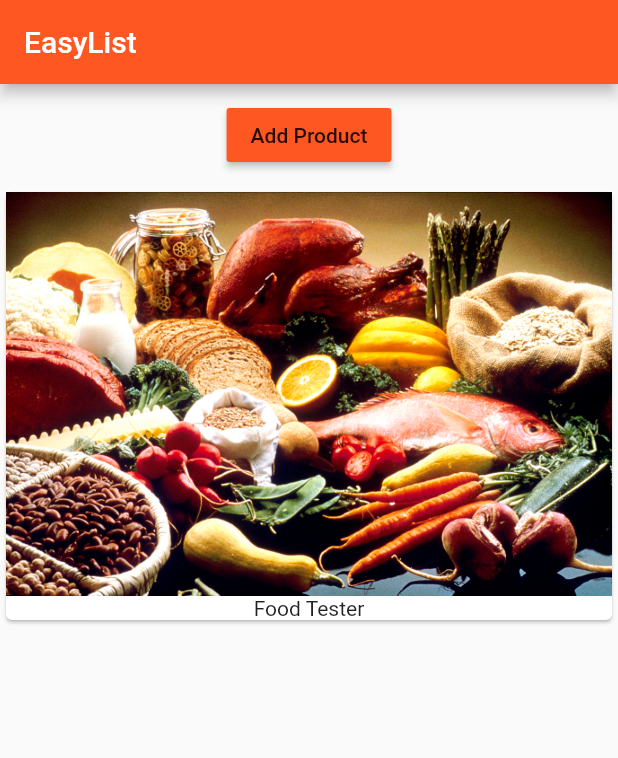
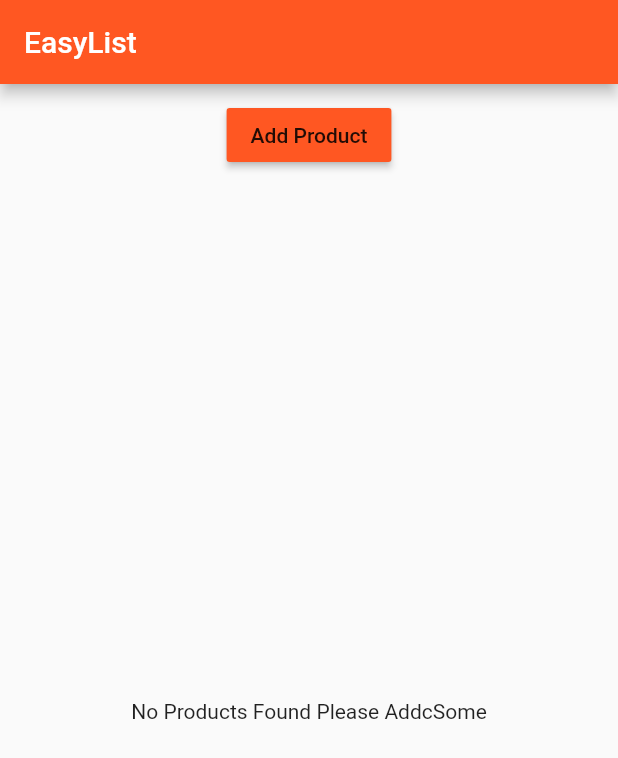
Before and after one commit to KellyMBentes/SafariFlutterCourse, a Flutter app: the screen it shows after launch, on a phone screen of 412 x 824 dp. Shown: the top 758 px of the screen. Run offline on Flutter 3.47's test engine with Material 2 defaults, Android fonts, the phone set to English and light mode, and no system bars.

Commit message:
Chapter 5 - Rendering Content Conditionally

```diff
--- a/first_app/lib/main.dart
+++ b/first_app/lib/main.dart
@@ -24,7 +24,7 @@ class MyApp extends StatelessWidget {
         appBar: AppBar(
           title: Text("EasyList"),
         ),
-        body: ProductManager(startingProduct : "Food Tester"),
+        body: ProductManager(),
       ),
     );
   }
--- a/first_app/lib/product_manager.dart
+++ b/first_app/lib/product_manager.dart
@@ -6,7 +6,7 @@ import './product_control.dart';
 class ProductManager extends StatefulWidget {
   final String startingProduct;
 
-  ProductManager({this.startingProduct = "Sweets Tester"}) {
+  ProductManager({this.startingProduct}) {
     print("[ProductManager Widget] Constructor");
   }
 
@@ -23,7 +23,9 @@ class _ProductManagerState extends State<ProductManager> {
   @override
   void initState() {
     print("[ProductManager State] initState()");
-    _products.add(widget.startingProduct);
+    if(widget.startingProduct != null){
+      _products.add(widget.startingProduct);
+    }
     super.initState();
   }
 
--- a/first_app/lib/products.dart
+++ b/first_app/lib/products.dart
@@ -3,22 +3,29 @@ import 'package:flutter/material.dart';
 class Products extends StatelessWidget {
   final List<String> products;
 
-  Products ([this.products = const []]){
+  Products([this.products = const []]) {
     print("[Product Widget] Constructor");
+  }
+
+  Widget _buildProductItem(BuildContext context, int index) {
+    return Card(
+      child: Column(children: <Widget>[
+        Image.asset("assets/food.jpg"),
+        Text(products[index])
+      ]),
+    );
   }
 
   @override
   Widget build(BuildContext context) {
     print("[Product Widget] build()");
-    return ListView (
-      children: products
-          .map((element) => Card(
-                child: Column(children: <Widget>[
-                  Image.asset("assets/food.jpg"),
-                  Text(element)
-                ]),
-              ))
-          .toList(),
-    );
+    return products.length > 0
+        ? ListView.builder(
+            itemBuilder: _buildProductItem,
+            itemCount: products.length,
+          )
+        : Center(
+            child: Text("No Products Found Please AddcSome"),
+          );
   }
 }
```
